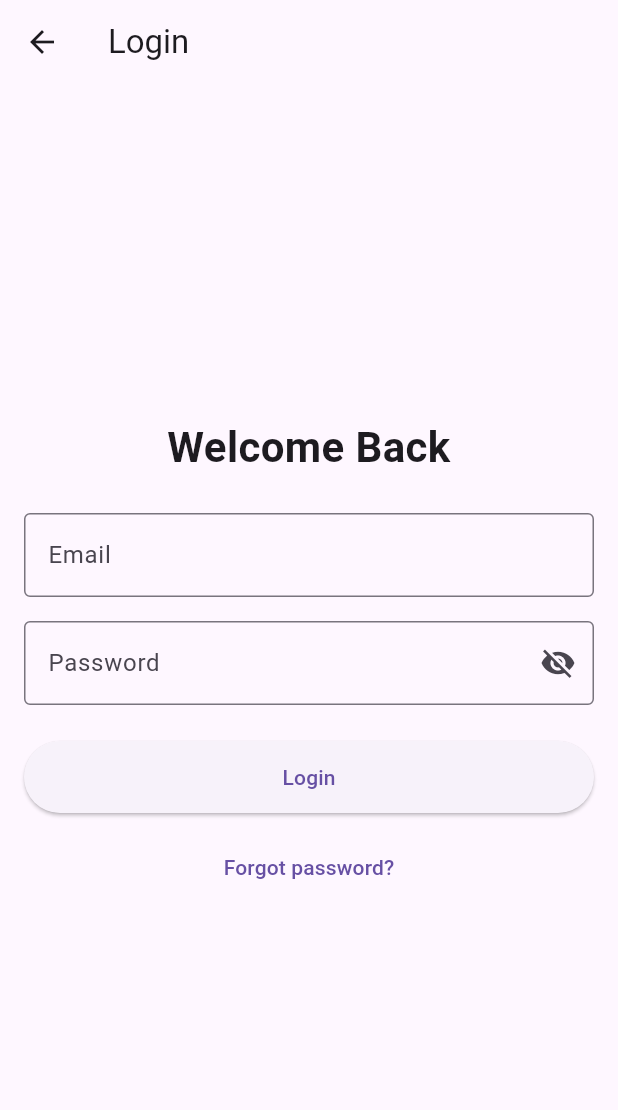
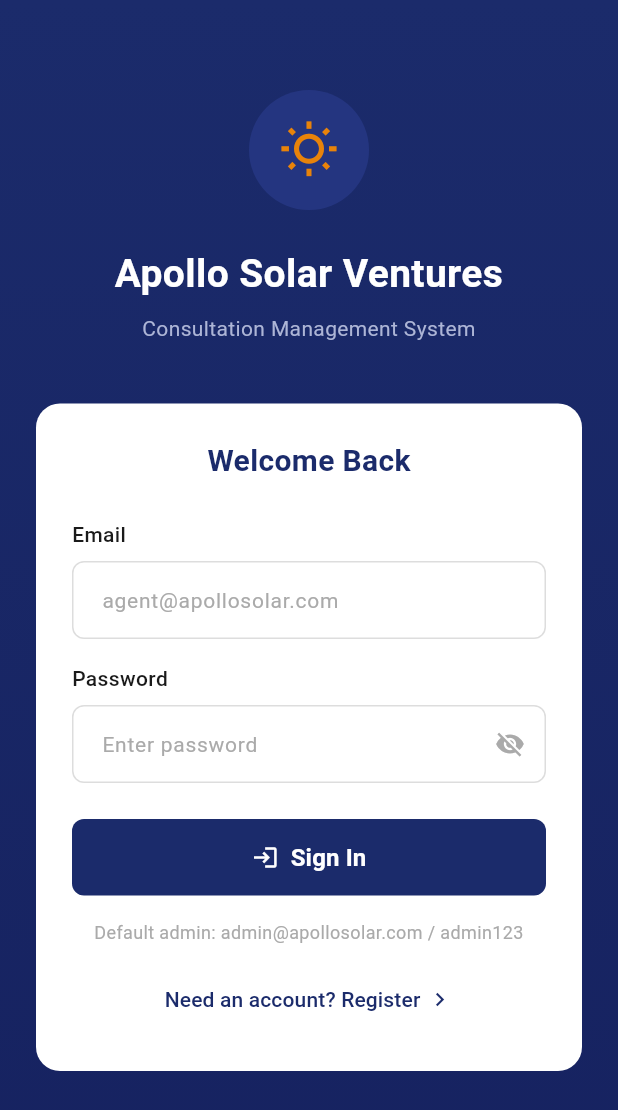
Before and after one commit to Dyle-Amby/apollo_solar_consultation_app, a Flutter app: the LoginScreen screen opened directly, on a phone screen of 412 x 824 dp. Shown: the top 1110 px of the screen. Run offline on Flutter 3.47's test engine with Material 3 defaults, Android fonts, the phone set to English and light mode, and no system bars.

Commit message:
"restructure lib folder - add screens/auth/home/admin structure

```diff
--- a/lib/auth/login.dart
+++ /dev/null
@@ -1,125 +0,0 @@
-import 'package:flutter/material.dart';
-
-class LoginScreen extends StatefulWidget {
-  const LoginScreen({Key? key}) : super(key: key);
-
-  @override
-  State<LoginScreen> createState() => _LoginScreenState();
-}
-
-class _LoginScreenState extends State<LoginScreen> {
-  final _formKey = GlobalKey<FormState>();
-  final TextEditingController _emailController = TextEditingController();
-  final TextEditingController _passwordController = TextEditingController();
-  bool _showPassword = false;
-
-  @override
-  void dispose() {
-    _emailController.dispose();
-    _passwordController.dispose();
-    super.dispose();
-  }
-
-  void _submit() {
-    if (_formKey.currentState?.validate() ?? false) {
-      // Add your login logic here.
-      ScaffoldMessenger.of(context).showSnackBar(
-        const SnackBar(content: Text('Logging in...')),
-      );
-    }
-  }
-
-  @override
-  Widget build(BuildContext context) {
-    return Scaffold(
-      appBar: AppBar(
-        title: const Text('Login'),
-      ),
-      body: Padding(
-        padding: const EdgeInsets.all(16.0),
-        child: Center(
-          child: SingleChildScrollView(
-            child: Form(
-              key: _formKey,
-              child: Column(
-                mainAxisSize: MainAxisSize.min,
-                crossAxisAlignment: CrossAxisAlignment.stretch,
-                children: [
-                  const Text(
-                    'Welcome Back',
-                    style: TextStyle(
-                      fontSize: 28,
-                      fontWeight: FontWeight.bold,
-                    ),
-                    textAlign: TextAlign.center,
-                  ),
-                  const SizedBox(height: 24),
-                  TextFormField(
-                    controller: _emailController,
-                    keyboardType: TextInputType.emailAddress,
-                    decoration: const InputDecoration(
-                      labelText: 'Email',
-                      border: OutlineInputBorder(),
-                    ),
-                    validator: (value) {
-                      if (value == null || value.isEmpty) {
-                        return 'Please enter your email';
-                      }
-                      if (!RegExp(r'^[^@]+@[^@]+\.[^@]+').hasMatch(value)) {
-                        return 'Please enter a valid email address';
-                      }
-                      return null;
-                    },
-                  ),
-                  const SizedBox(height: 16),
-                  TextFormField(
-                    controller: _passwordController,
-                    obscureText: !_showPassword,
-                    decoration: InputDecoration(
-                      labelText: 'Password',
-                      border: const OutlineInputBorder(),
-                      suffixIcon: IconButton(
-                        icon: Icon(
-                          _showPassword ? Icons.visibility : Icons.visibility_off,
-                        ),
-                        onPressed: () {
-                          setState(() {
-                            _showPassword = !_showPassword;
-                          });
-                        },
-                      ),
-                    ),
-                    validator: (value) {
-                      if (value == null || value.isEmpty) {
-                        return 'Please enter your password';
-                      }
-                      if (value.length < 6) {
-                        return 'Password must be at least 6 characters';
-                      }
-                      return null;
-                    },
-                  ),
-                  const SizedBox(height: 24),
-                  ElevatedButton(
-                    onPressed: _submit,
-                    child: const Padding(
-                      padding: EdgeInsets.symmetric(vertical: 14.0),
-                      child: Text('Login'),
-                    ),
-                  ),
-                  const SizedBox(height: 12),
-                  TextButton(
-                    onPressed: () {
-                      // Add forgotten password action.
-                    },
-                    child: const Text('Forgot password?'),
-                  ),
-                ],
-              ),
-            ),
-          ),
-        ),
-      ),
-    );
-  }
-}
--- a/lib/main.dart
+++ b/lib/main.dart
@@ -1,5 +1,5 @@
 import 'package:flutter/material.dart';
-
+import 'screens/auth/login.dart' as login;
 void main() {
   runApp(const ApolloApp());
 }
@@ -12,15 +12,7 @@ class ApolloApp extends StatelessWidget {
     return MaterialApp(
       debugShowCheckedModeBanner: false,
       title: 'Apollo',
-      home: const Scaffold(
-        backgroundColor: Colors.white,
-        body: Center(
-          child: Text(
-            'Apollo App',
-            style: TextStyle(fontSize: 24),
-          ),
-        ),
-      ),
+      home: const login.LoginScreen(),
     );
   }
 }
--- /dev/null
+++ b/lib/screens/auth/login.dart
@@ -0,0 +1,334 @@
+// This is the login screen for the Apollo Solar Consultation Management System.
+import 'package:flutter/material.dart';
+
+class LoginScreen extends StatefulWidget {
+  const LoginScreen({Key? key}) : super(key: key);
+
+  @override
+  State<LoginScreen> createState() => _LoginScreenState();
+}
+
+class _LoginScreenState extends State<LoginScreen> {
+  final _formKey = GlobalKey<FormState>();
+  final TextEditingController _emailController = TextEditingController();
+  final TextEditingController _passwordController = TextEditingController();
+  bool _showPassword = false;
+
+  @override
+  void dispose() {
+    _emailController.dispose();
+    _passwordController.dispose();
+    super.dispose();
+  }
+
+  void _submit() {
+    if (_formKey.currentState?.validate() ?? false) {
+      ScaffoldMessenger.of(
+        context,
+      ).showSnackBar(const SnackBar(content: Text('Logging in...')));
+    }
+  }
+
+  @override
+  Widget build(BuildContext context) {
+    return Scaffold(
+      body: Container(
+        width: double.infinity,
+        height: double.infinity,
+        decoration: const BoxDecoration(
+          gradient: LinearGradient(
+            begin: Alignment.topCenter,
+            end: Alignment.bottomCenter,
+            colors: [Color(0xFF1B2B6B), Color(0xFF162260)],
+          ),
+        ),
+        child: SafeArea(
+          child: SingleChildScrollView(
+            padding: const EdgeInsets.symmetric(horizontal: 24),
+            child: Column(
+              children: [
+                const SizedBox(height: 60),
+
+                // Sun icon in circle
+                Container(
+                  width: 80,
+                  height: 80,
+                  decoration: BoxDecoration(
+                    color: const Color(0xFF243580),
+                    borderRadius: BorderRadius.circular(40),
+                  ),
+                  child: const Icon(
+                    Icons.wb_sunny_outlined,
+                    color: Color(0xFFE8830A),
+                    size: 40,
+                  ),
+                ),
+
+                const SizedBox(height: 24),
+
+                // App title
+                const Text(
+                  'Apollo Solar Ventures',
+                  style: TextStyle(
+                    color: Colors.white,
+                    fontSize: 26,
+                    fontWeight: FontWeight.bold,
+                  ),
+                  textAlign: TextAlign.center,
+                ),
+
+                const SizedBox(height: 8),
+
+                // Subtitle
+                const Text(
+                  'Consultation Management System',
+                  style: TextStyle(color: Color(0xFFADB5D6), fontSize: 14),
+                  textAlign: TextAlign.center,
+                ),
+
+                const SizedBox(height: 40),
+
+                // White card
+                Container(
+                  width: double.infinity,
+                  padding: const EdgeInsets.all(24),
+                  decoration: BoxDecoration(
+                    color: Colors.white,
+                    borderRadius: BorderRadius.circular(16),
+                  ),
+                  child: Form(
+                    key: _formKey,
+                    child: Column(
+                      crossAxisAlignment: CrossAxisAlignment.start,
+                      children: [
+                        // Welcome Back
+                        const Center(
+                          child: Text(
+                            'Welcome Back',
+                            style: TextStyle(
+                              color: Color(0xFF1B2B6B),
+                              fontSize: 20,
+                              fontWeight: FontWeight.bold,
+                            ),
+                          ),
+                        ),
+
+                        const SizedBox(height: 24),
+
+                        // Email label
+                        const Text(
+                          'Email',
+                          style: TextStyle(
+                            fontSize: 14,
+                            fontWeight: FontWeight.w500,
+                            color: Color(0xFF1A1A1A),
+                          ),
+                        ),
+
+                        const SizedBox(height: 8),
+
+                        // Email field
+                        TextFormField(
+                          controller: _emailController,
+                          keyboardType: TextInputType.emailAddress,
+                          decoration: InputDecoration(
+                            hintText: 'agent@apollosolar.com',
+                            hintStyle: const TextStyle(
+                              color: Color(0xFFAAAAAA),
+                              fontSize: 14,
+                            ),
+                            contentPadding: const EdgeInsets.symmetric(
+                              horizontal: 16,
+                              vertical: 14,
+                            ),
+                            border: OutlineInputBorder(
+                              borderRadius: BorderRadius.circular(8),
+                              borderSide: const BorderSide(
+                                color: Color(0xFFDDDDDD),
+                              ),
+                            ),
+                            enabledBorder: OutlineInputBorder(
+                              borderRadius: BorderRadius.circular(8),
+                              borderSide: const BorderSide(
+                                color: Color(0xFFDDDDDD),
+                              ),
+                            ),
+                            focusedBorder: OutlineInputBorder(
+                              borderRadius: BorderRadius.circular(8),
+                              borderSide: const BorderSide(
+                                color: Color(0xFF1B2B6B),
+                              ),
+                            ),
+                          ),
+                          validator: (value) {
+                            if (value == null || value.isEmpty) {
+                              return 'Please enter your email';
+                            }
+                            if (!RegExp(
+                              r'^[^@]+@[^@]+\.[^@]+',
+                            ).hasMatch(value)) {
+                              return 'Please enter a valid email';
+                            }
+                            return null;
+                          },
+                        ),
+
+                        const SizedBox(height: 16),
+
+                        // Password label
+                        const Text(
+                          'Password',
+                          style: TextStyle(
+                            fontSize: 14,
+                            fontWeight: FontWeight.w500,
+                            color: Color(0xFF1A1A1A),
+                          ),
+                        ),
+
+                        const SizedBox(height: 8),
+
+                        // Password field
+                        TextFormField(
+                          controller: _passwordController,
+                          obscureText: !_showPassword,
+                          decoration: InputDecoration(
+                            hintText: 'Enter password',
+                            hintStyle: const TextStyle(
+                              color: Color(0xFFAAAAAA),
+                              fontSize: 14,
+                            ),
+                            contentPadding: const EdgeInsets.symmetric(
+                              horizontal: 16,
+                              vertical: 14,
+                            ),
+                            suffixIcon: IconButton(
+                              icon: Icon(
+                                _showPassword
+                                    ? Icons.visibility
+                                    : Icons.visibility_off,
+                                color: const Color(0xFFAAAAAA),
+                                size: 20,
+                              ),
+                              onPressed: () {
+                                setState(() {
+                                  _showPassword = !_showPassword;
+                                });
+                              },
+                            ),
+                            border: OutlineInputBorder(
+                              borderRadius: BorderRadius.circular(8),
+                              borderSide: const BorderSide(
+                                color: Color(0xFFDDDDDD),
+                              ),
+                            ),
+                            enabledBorder: OutlineInputBorder(
+                              borderRadius: BorderRadius.circular(8),
+                              borderSide: const BorderSide(
+                                color: Color(0xFFDDDDDD),
+                              ),
+                            ),
+                            focusedBorder: OutlineInputBorder(
+                              borderRadius: BorderRadius.circular(8),
+                              borderSide: const BorderSide(
+                                color: Color(0xFF1B2B6B),
+                              ),
+                            ),
+                          ),
+                          validator: (value) {
+                            if (value == null || value.isEmpty) {
+                              return 'Please enter your password';
+                            }
+                            if (value.length < 6) {
+                              return 'Password must be at least 6 characters';
+                            }
+                            return null;
+                          },
+                        ),
+
+                        const SizedBox(height: 24),
+
+                        // Sign In button
+                        SizedBox(
+                          width: double.infinity,
+                          child: ElevatedButton.icon(
+                            onPressed: _submit,
+                            icon: const Icon(
+                              Icons.login,
+                              color: Colors.white,
+                              size: 18,
+                            ),
+                            label: const Text(
+                              'Sign In',
+                              style: TextStyle(
+                                color: Colors.white,
+                                fontSize: 16,
+                                fontWeight: FontWeight.w600,
+                              ),
+                            ),
+                            style: ElevatedButton.styleFrom(
+                              backgroundColor: const Color(0xFF1B2B6B),
+                              padding: const EdgeInsets.symmetric(vertical: 14),
+                              shape: RoundedRectangleBorder(
+                                borderRadius: BorderRadius.circular(8),
+                              ),
+                              elevation: 0,
+                            ),
+                          ),
+                        ),
+
+                        const SizedBox(height: 16),
+
+                        // Default admin hint
+                        const Center(
+                          child: Text(
+                            'Default admin: admin@apollosolar.com / admin123',
+                            style: TextStyle(
+                              color: Color(0xFFAAAAAA),
+                              fontSize: 12,
+                            ),
+                            textAlign: TextAlign.center,
+                          ),
+                        ),
+
+                        const SizedBox(height: 12),
+
+                        // Register link
+                        Center(
+                          child: TextButton(
+                            onPressed: () {
+                              // Navigate to register screen
+                            },
+                            child: const Row(
+                              mainAxisSize: MainAxisSize.min,
+                              children: [
+                                Text(
+                                  'Need an account? Register',
+                                  style: TextStyle(
+                                    color: Color(0xFF1B2B6B),
+                                    fontWeight: FontWeight.w500,
+                                  ),
+                                ),
+                                SizedBox(width: 4),
+                                Icon(
+                                  Icons.chevron_right,
+                                  color: Color(0xFF1B2B6B),
+                                  size: 18,
+                                ),
+                              ],
+                            ),
+                          ),
+                        ),
+                      ],
+                    ),
+                  ),
+                ),
+
+                const SizedBox(height: 40),
+              ],
+            ),
+          ),
+        ),
+      ),
+    );
+  }
+}
```
Also changed, not shown: 1 other file.
